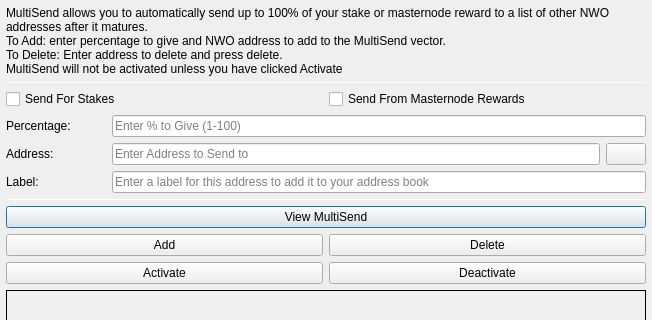
The window that src/qt/forms/multisenddialog.ui (MotoAcidic/BaseSource) describes before a commit, drawn with Qt 5; both pictures show x 0 to 652 and y 0 to 320 of the 652 by 462 pixel window.
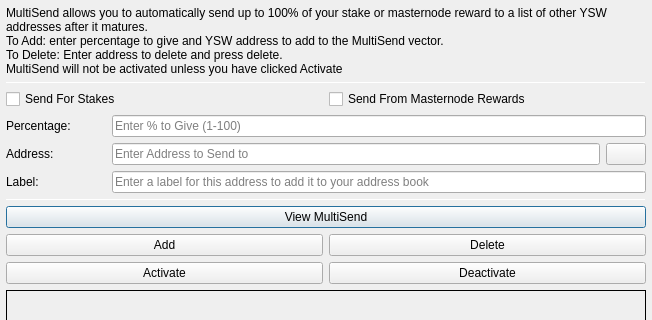
The same window after the commit. Icons and pictures are not drawn.

Patch:
```diff
--- a/src/qt/forms/multisenddialog.ui
+++ b/src/qt/forms/multisenddialog.ui
@@ -37,8 +37,8 @@
         <number>1</number>
        </property>
        <property name="text">
-        <string>MultiSend allows you to automatically send up to 100% of your stake or masternode reward to a list of other NWO addresses after it matures.
-To Add: enter percentage to give and NWO address to add to the MultiSend vector.
+        <string>MultiSend allows you to automatically send up to 100% of your stake or masternode reward to a list of other YSW addresses after it matures.
+To Add: enter percentage to give and YSW address to add to the MultiSend vector.
 To Delete: Enter address to delete and press delete.
 MultiSend will not be activated unless you have clicked Activate</string>
        </property>
```
Left out of the diff: 4 changed lines with no effect on the pictures.
